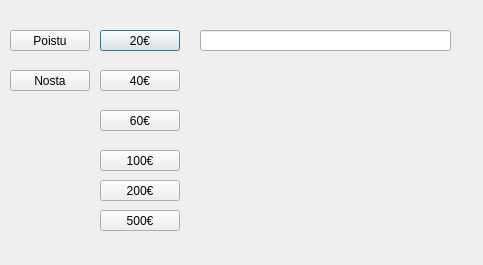
Qt form bankautomat/nostawindow.ui (bank-2022/group17) before a commit.
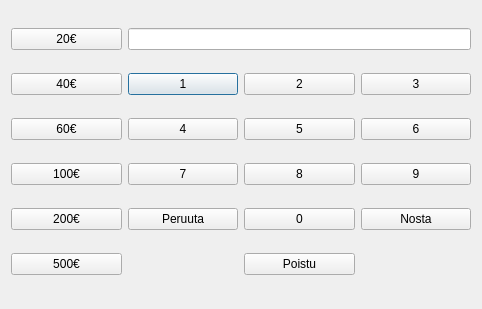
The same form after that commit.

What changed in the file:
```diff
--- a/bankautomat/nostawindow.ui
+++ b/bankautomat/nostawindow.ui
@@ -6,127 +6,151 @@
    <rect>
     <x>0</x>
     <y>0</y>
-    <width>483</width>
-    <height>265</height>
+    <width>482</width>
+    <height>309</height>
    </rect>
   </property>
   <property name="windowTitle">
    <string>Dialog</string>
   </property>
-  <widget class="QPushButton" name="Nosta20Btn">
-   <property name="geometry">
-    <rect>
-     <x>100</x>
-     <y>30</y>
-     <width>80</width>
-     <height>21</height>
-    </rect>
-   </property>
+  <layout class="QGridLayout" name="gridLayout">
+   <item row="1" column="2">
+    <widget class="QPushButton" name="pushButton_1">
+     <property name="text">
+      <string>1</string>
+     </property>
+    </widget>
+   </item>
+   <item row="4" column="2">
+    <widget class="QPushButton" name="peruutaBtn">
    <property name="text">
-    <string>20€</string>
-   </property>
-  </widget>
-  <widget class="QPushButton" name="Nosta40Btn">
-   <property name="geometry">
-    <rect>
-     <x>100</x>
-     <y>70</y>
-     <width>80</width>
-     <height>21</height>
-    </rect>
-   </property>
+      <string>Peruuta</string>
+     </property>
+    </widget>
+   </item>
+   <item row="1" column="4">
+    <widget class="QPushButton" name="pushButton_3">
+     <property name="text">
+      <string>3</string>
+     </property>
+    </widget>
+   </item>
+   <item row="4" column="4">
+    <widget class="QPushButton" name="VahvitaNostoBtn">
    <property name="text">
-    <string>40€</string>
-   </property>
-  </widget>
+      <string>Nosta</string>
+     </property>
+    </widget>
+   </item>
+   <item row="3" column="2">
+    <widget class="QPushButton" name="pushButton_7">
+     <property name="text">
+      <string>7</string>
+     </property>
+    </widget>
+   </item>
+   <item row="4" column="1">
+    <widget class="QPushButton" name="Nosta200Btn">
+     <property name="text">
+      <string>200€</string>
+     </property>
+    </widget>
+   </item>
+   <item row="2" column="1">
   <widget class="QPushButton" name="Nosta60Btn">
-   <property name="geometry">
-    <rect>
-     <x>100</x>
-     <y>110</y>
-     <width>80</width>
-     <height>21</height>
-    </rect>
-   </property>
    <property name="text">
     <string>60€</string>
    </property>
   </widget>
+   </item>
+   <item row="0" column="2" colspan="3">
+    <widget class="QLineEdit" name="NostaLe"/>
+   </item>
+   <item row="4" column="3">
+    <widget class="QPushButton" name="pushButton_0">
+     <property name="text">
+      <string>0</string>
+     </property>
+    </widget>
+   </item>
+   <item row="2" column="2">
+    <widget class="QPushButton" name="pushButton_4">
+     <property name="text">
+      <string>4</string>
+     </property>
+    </widget>
+   </item>
+   <item row="3" column="4">
+    <widget class="QPushButton" name="pushButton_9">
+     <property name="text">
+      <string>9</string>
+     </property>
+    </widget>
+   </item>
+   <item row="3" column="3">
+    <widget class="QPushButton" name="pushButton_8">
+     <property name="text">
+      <string>8</string>
+     </property>
+    </widget>
+   </item>
+   <item row="2" column="4">
+    <widget class="QPushButton" name="pushButton_6">
+     <property name="text">
+      <string>6</string>
+     </property>
+    </widget>
+   </item>
+   <item row="3" column="1">
   <widget class="QPushButton" name="Nosta100Btn">
-   <property name="geometry">
-    <rect>
-     <x>100</x>
-     <y>150</y>
-     <width>80</width>
-     <height>21</height>
-    </rect>
-   </property>
    <property name="text">
     <string>100€</string>
    </property>
   </widget>
-  <widget class="QPushButton" name="Nosta200Btn">
-   <property name="geometry">
-    <rect>
-     <x>100</x>
-     <y>180</y>
-     <width>80</width>
-     <height>21</height>
-    </rect>
-   </property>
+   </item>
+   <item row="1" column="1">
+    <widget class="QPushButton" name="Nosta40Btn">
+     <property name="text">
+      <string>40€</string>
+     </property>
+    </widget>
+   </item>
+   <item row="2" column="3">
+    <widget class="QPushButton" name="pushButton_5">
    <property name="text">
-    <string>200€</string>
-   </property>
-  </widget>
-  <widget class="QPushButton" name="Nosta500Btn">
-   <property name="geometry">
-    <rect>
-     <x>100</x>
-     <y>210</y>
-     <width>80</width>
-     <height>21</height>
-    </rect>
-   </property>
+      <string>5</string>
+     </property>
+    </widget>
+   </item>
+   <item row="0" column="1">
+    <widget class="QPushButton" name="Nosta20Btn">
+     <property name="text">
+      <string>20€</string>
+     </property>
+    </widget>
+   </item>
+   <item row="1" column="3">
+    <widget class="QPushButton" name="pushButton_2">
    <property name="text">
-    <string>500€</string>
-   </property>
-  </widget>
+      <string>2</string>
+     </property>
+    </widget>
+   </item>
+   <item row="5" column="3">
   <widget class="QPushButton" name="PoistuButton">
-   <property name="geometry">
-    <rect>
-     <x>10</x>
-     <y>30</y>
-     <width>80</width>
-     <height>21</height>
-    </rect>
-   </property>
    <property name="text">
     <string>Poistu</string>
    </property>
   </widget>
-  <widget class="QPushButton" name="VahvitaNostoBtn">
-   <property name="geometry">
-    <rect>
-     <x>10</x>
-     <y>70</y>
-     <width>80</width>
-     <height>21</height>
-    </rect>
-   </property>
+   </item>
+   <item row="5" column="1">
+    <widget class="QPushButton" name="Nosta500Btn">
    <property name="text">
-    <string>Nosta</string>
-   </property>
-  </widget>
-  <widget class="QLineEdit" name="NostaLe">
-   <property name="geometry">
-    <rect>
-     <x>200</x>
-     <y>30</y>
-     <width>251</width>
-     <height>21</height>
-    </rect>
-   </property>
-  </widget>
+      <string>500€</string>
+     </property>
+    </widget>
+   </item>
+  </layout>
  </widget>
  <resources/>
  <connections/>
```
Lines whose indentation alone changed are shown as unchanged.
